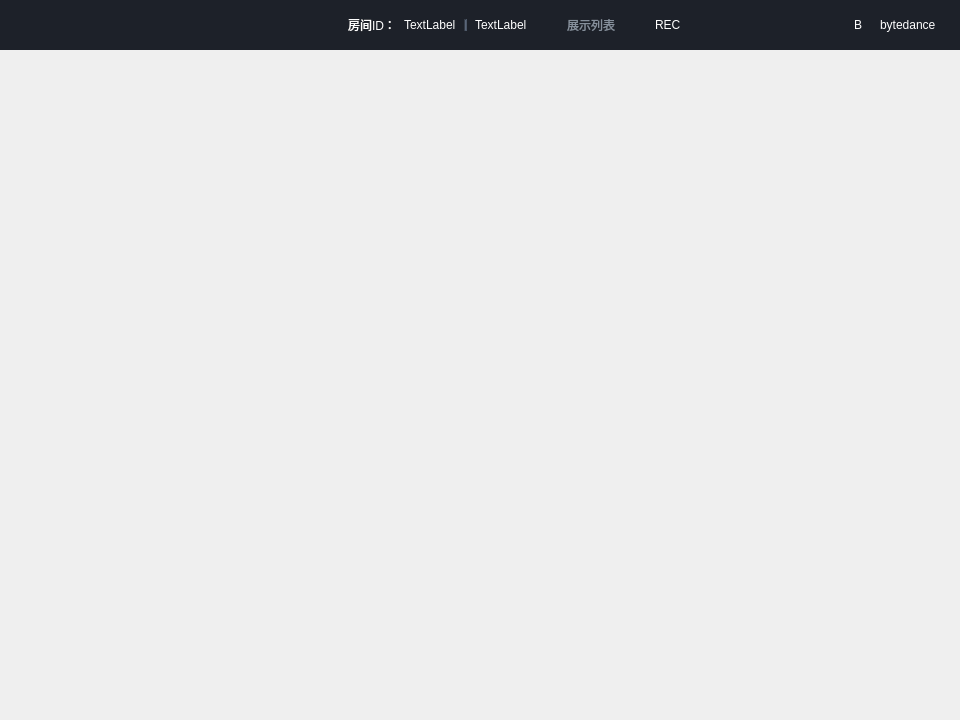
Before: the Qt Designer form Windows/veRTC_Demo_Windows/meeting/Feature/main/main_page.ui in volcengine/RTC_Meeting_Demo, drawn with Qt 5.
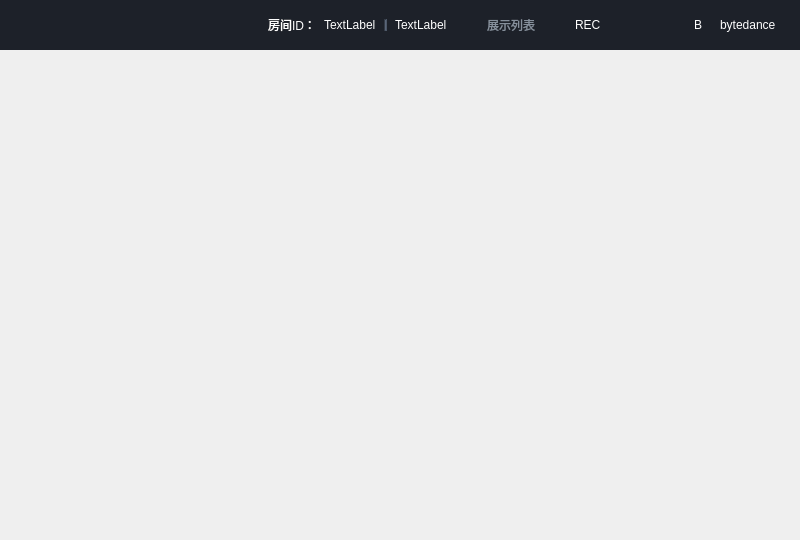
After: the same form once the commit is applied. Icons and pictures are not drawn.

```diff
--- a/Windows/veRTC_Demo_Windows/meeting/Feature/main/main_page.ui
+++ b/Windows/veRTC_Demo_Windows/meeting/Feature/main/main_page.ui
@@ -6,14 +6,14 @@
    <rect>
     <x>0</x>
     <y>0</y>
-    <width>960</width>
-    <height>720</height>
+    <width>800</width>
+    <height>540</height>
    </rect>
   </property>
   <property name="minimumSize">
    <size>
     <width>800</width>
-    <height>600</height>
+    <height>540</height>
    </size>
   </property>
   <property name="maximumSize">
```
